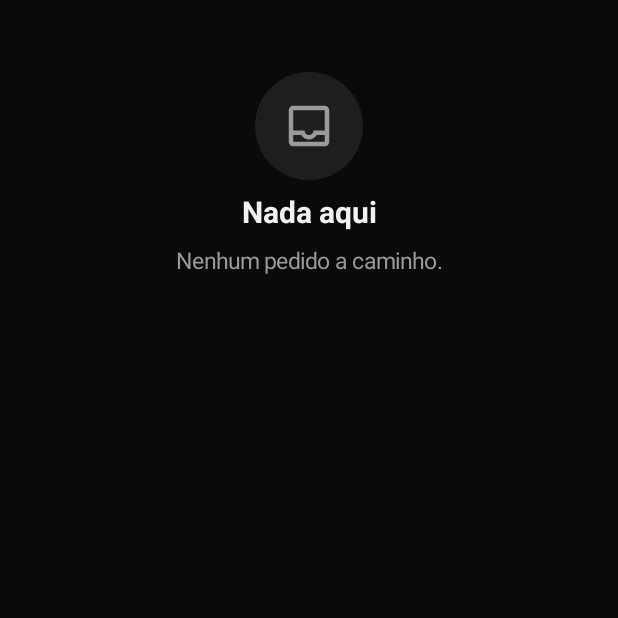
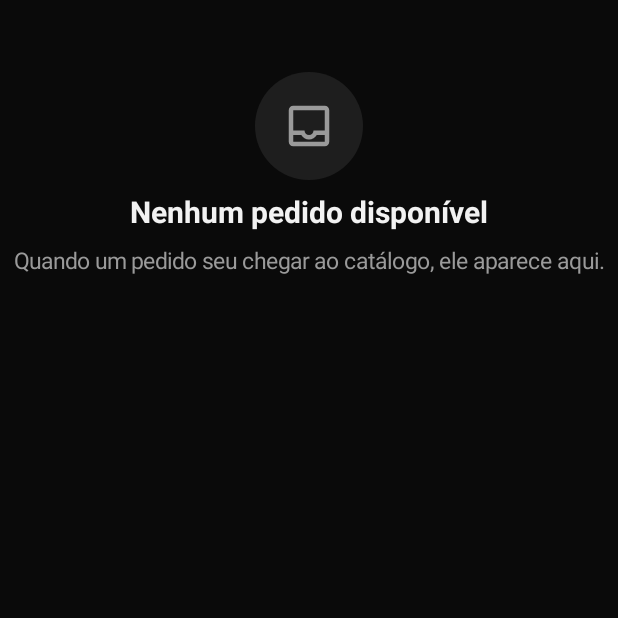
Before and after one commit to warlison-pec/streambox, an Android app built with Jetpack Compose: the composable EmptyRequests shown on its own in the app's theme, on a phone screen of 412 x 824 dp, the top half of it. Run offline under Robolectric (Android 15) with nearby library versions, the phone set to English and light mode, and no system bars.

Commit message:
v0.8.3: aba Pedidos mostra só o que está disponível no catálogo
- Sai a aba "A caminho": pedido pendente, recusado ou removido do catálogo não aparece
- Cabeçalho mostra quantos pedidos estão disponíveis; Limpar e Atualizar continuam

Co-Authored-By: Claude Opus 5.5 <noreply@anthropic.com>

```diff
--- a/app/build.gradle.kts
+++ b/app/build.gradle.kts
@@ -16,8 +16,8 @@ android {
         applicationId = "com.pecbox.streambox"
         minSdk = 23
         targetSdk = 35
-        versionCode = 44
-        versionName = "0.8.2"
+        versionCode = 45
+        versionName = "0.8.3"
     }
 
     /*
--- a/app/src/main/java/com/pecbox/streambox/ui/screens/RequestsScreen.kt
+++ b/app/src/main/java/com/pecbox/streambox/ui/screens/RequestsScreen.kt
@@ -48,7 +48,6 @@ import com.pecbox.streambox.data.RequestView
 import com.pecbox.streambox.ui.Nav
 import com.pecbox.streambox.ui.Route
 import com.pecbox.streambox.ui.components.Artwork
-import com.pecbox.streambox.ui.components.Chip
 import com.pecbox.streambox.ui.components.ErrorBox
 import com.pecbox.streambox.ui.components.Loading
 import com.pecbox.streambox.ui.components.SbButton
@@ -71,13 +70,12 @@ private fun RequestState.color() = when (this) {
     RequestState.FAILED -> Danger
 }
 
-/** Aba "Pedidos": o que já chegou (dá para limpar) e, à parte, o que ainda está a caminho. */
+/** Aba "Pedidos": só os pedidos atendidos que estão no catálogo agora (dá para limpar). */
 @Composable
 fun RequestsScreen(nav: Nav) {
     val tv = LocalIsTv.current
     var nonce by rememberSaveable { mutableStateOf(0) }
     val loader = rememberLoader("requests") { MyRequests.views(force = nonce > 0) }
-    var filter by rememberSaveable { mutableStateOf(1) }   // 1 chegaram · 2 a caminho
     val scope = rememberCoroutineScope()
     val side = if (tv) 40.dp else 16.dp
 
@@ -86,9 +84,8 @@ fun RequestsScreen(nav: Nav) {
         all == null && loader.error != null -> ErrorBox(loader.error ?: "", onRetry = { loader.reload() })
         all == null -> Loading()
         else -> {
+            // Pedido ainda não atendido ou removido do catálogo não aparece
             val arrived = all.filter { it.item != null }
-            val waiting = all.filter { it.item == null }
-            val shown = if (filter == 2) waiting else arrived
             LazyVerticalGrid(
                 columns = GridCells.Adaptive(if (tv) 380.dp else 320.dp),
                 modifier = Modifier.fillMaxSize(),
@@ -102,11 +99,11 @@ fun RequestsScreen(nav: Nav) {
                             Column(Modifier.weight(1f)) {
                                 Text("Meus pedidos", style = MaterialTheme.typography.headlineMedium)
                                 Text(
-                                    "${arrived.size} chegaram · ${waiting.size} a caminho",
+                                    if (arrived.size == 1) "1 pedido disponível no catálogo" else "${arrived.size} pedidos disponíveis no catálogo",
                                     color = TextMuted, style = MaterialTheme.typography.bodyMedium,
                                 )
                             }
-                            if (filter == 1 && arrived.isNotEmpty()) SbButton(
+                            if (arrived.isNotEmpty()) SbButton(
                                 "Limpar", primary = false, icon = Icons.Filled.ClearAll, enabled = !loader.loading,
                                 onClick = { scope.launch { MyRequests.clearArrived(); loader.reload() } },
                             )
@@ -115,14 +112,10 @@ fun RequestsScreen(nav: Nav) {
                                 enabled = !loader.loading, onClick = { nonce++; loader.reload() },
                             )
                         }
-                        if (all.isNotEmpty()) Row(horizontalArrangement = Arrangement.spacedBy(8.dp)) {
-                            Chip("Chegaram · ${arrived.size}", selected = filter == 1, onClick = { filter = 1 })
-                            Chip("A caminho · ${waiting.size}", selected = filter == 2, onClick = { filter = 2 })
-                        }
                     }
                 }
-                if (shown.isEmpty()) item(span = { GridItemSpan(maxLineSpan) }) { EmptyRequests(all.isEmpty(), filter == 1) }
-                items(shown, key = { it.request.key }) { r ->
+                if (arrived.isEmpty()) item(span = { GridItemSpan(maxLineSpan) }) { EmptyRequests() }
+                items(arrived, key = { it.request.key }) { r ->
                     RequestCard(r, onOpen = { r.item?.let { nav.push(Route.Details(it.id)) } })
                 }
             }
@@ -171,7 +164,7 @@ private fun RequestCard(r: RequestView, onOpen: () -> Unit) {
 }
 
 @Composable
-private fun EmptyRequests(none: Boolean, arrivedTab: Boolean) {
+private fun EmptyRequests() {
     Column(
         Modifier.fillMaxWidth().padding(vertical = 48.dp),
         horizontalAlignment = Alignment.CenterHorizontally,
@@ -180,14 +173,7 @@ private fun EmptyRequests(none: Boolean, arrivedTab: Boolean) {
         Box(Modifier.size(72.dp).clip(CircleShape).background(Surface2), contentAlignment = Alignment.Center) {
             Icon(Icons.Outlined.Inbox, contentDescription = null, tint = TextMuted, modifier = Modifier.size(36.dp))
         }
-        Text(if (none) "Nenhum pedido ainda" else "Nada aqui", style = MaterialTheme.typography.titleLarge)
-        Text(
-            when {
-                none -> "Busque um título que não está no catálogo e toque em Solicitar."
-                arrivedTab -> "Quando um pedido chegar ao catálogo, ele aparece aqui."
-                else -> "Nenhum pedido a caminho."
-            },
-            color = TextMuted,
-        )
+        Text("Nenhum pedido disponível", style = MaterialTheme.typography.titleLarge)
+        Text("Quando um pedido seu chegar ao catálogo, ele aparece aqui.", color = TextMuted)
     }
 }
```
